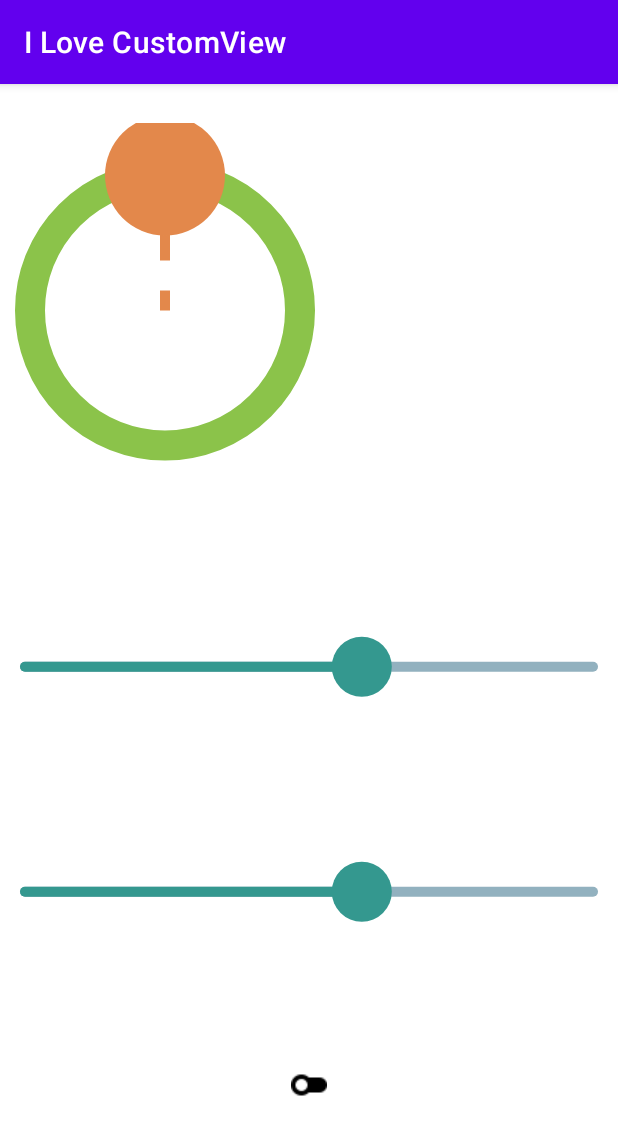
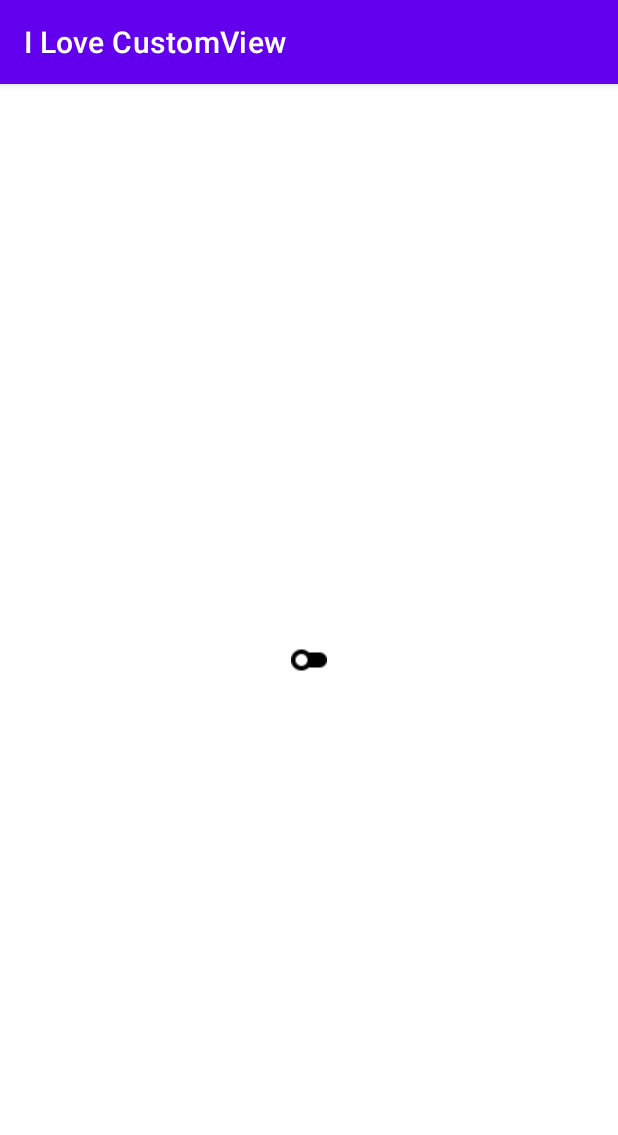
Before and after one commit to nvngoc2409/CustomView, an Android app: the screen it shows after launch (MainActivity before the commit, RefreshLayoutActivity after it), on a phone screen of 412 x 824 dp. Shown: the top 1135 px of the screen. Run offline under Robolectric (Android 15) with nearby library versions, the phone set to English and light mode, and no system bars.

Commit message:
refreshLayout

```diff
--- a/app/src/main/java/com/example/learncustomview/MainActivity.kt
+++ b/app/src/main/java/com/example/learncustomview/MainActivity.kt
@@ -3,6 +3,7 @@ package com.example.learncustomview
 import androidx.appcompat.app.AppCompatActivity
 import android.os.Bundle
 import android.widget.Toast
+import androidx.swiperefreshlayout.widget.SwipeRefreshLayout
 import com.example.learncustomview.custom.SwitchCustom
 
 class MainActivity : AppCompatActivity() {
--- /dev/null
+++ b/app/src/main/java/com/example/learncustomview/RefreshLayoutActivity.kt
@@ -0,0 +1,21 @@
+package com.example.learncustomview
+
+import androidx.appcompat.app.AppCompatActivity
+import android.os.Bundle
+import android.os.Handler
+import android.widget.Toast
+import androidx.swiperefreshlayout.widget.SwipeRefreshLayout
+
+class RefreshLayoutActivity : AppCompatActivity(), SwipeRefreshLayout.OnRefreshListener {
+    private val refreshLayout : SwipeRefreshLayout by lazy { findViewById(R.id.refreshLayout) }
+    override fun onCreate(savedInstanceState: Bundle?) {
+        super.onCreate(savedInstanceState)
+        setContentView(R.layout.activity_refresh_layout)
+        refreshLayout.setOnRefreshListener(this)
+    }
+
+    override fun onRefresh() {
+        Toast.makeText(this, "Refresh", Toast.LENGTH_LONG).show()
+        Handler().postDelayed({refreshLayout.isRefreshing = false}, 3000)
+    }
+}
--- a/app/src/main/java/com/example/learncustomview/custom/ImageSwitch.kt
+++ b/app/src/main/java/com/example/learncustomview/custom/ImageSwitch.kt
@@ -3,10 +3,12 @@ package com.example.learncustomview.custom
 import android.content.Context
 import android.util.AttributeSet
 import androidx.appcompat.widget.AppCompatImageView
+import com.example.learncustomview.R
 
 class ImageSwitch(context: Context, attrs: AttributeSet) : AppCompatImageView(context,attrs) {
 
     init {
+        setImageResource(R.drawable.selector_witch_state)
         setOnClickListener {
             isSelected = !isSelected
         }
--- /dev/null
+++ b/app/src/main/res/layout/activity_refresh_layout.xml
@@ -0,0 +1,43 @@
+<?xml version="1.0" encoding="utf-8"?>
+<androidx.constraintlayout.widget.ConstraintLayout xmlns:android="http://schemas.android.com/apk/res/android"
+    xmlns:app="http://schemas.android.com/apk/res-auto"
+    xmlns:tools="http://schemas.android.com/tools"
+    android:layout_width="match_parent"
+    android:layout_height="match_parent"
+    tools:context=".RefreshLayoutActivity">
+
+    <androidx.swiperefreshlayout.widget.SwipeRefreshLayout
+        android:id="@+id/refreshLayout"
+        android:layout_width="match_parent"
+        android:layout_height="match_parent"
+        app:layout_constraintTop_toTopOf="parent">
+        <androidx.constraintlayout.widget.ConstraintLayout
+            android:layout_width="match_parent"
+            android:layout_height="match_parent">
+
+            <androidx.recyclerview.widget.RecyclerView
+                android:id="@+id/rvTop"
+                android:layout_width="match_parent"
+                android:layout_height="wrap_content"
+                app:layout_constraintTop_toTopOf="parent" />
+
+            <androidx.recyclerview.widget.RecyclerView
+                android:id="@+id/recyclerView"
+                android:layout_width="match_parent"
+                android:layout_height="wrap_content"
+                app:layout_constraintTop_toBottomOf="@+id/rvTop" />
+
+            <com.example.learncustomview.custom.ImageSwitch
+                android:layout_width="wrap_content"
+                android:layout_height="wrap_content"
+                app:layout_constraintBottom_toBottomOf="parent"
+                app:layout_constraintEnd_toEndOf="parent"
+                app:layout_constraintStart_toStartOf="parent"
+                app:layout_constraintTop_toBottomOf="@+id/recyclerView" />
+
+        </androidx.constraintlayout.widget.ConstraintLayout>
+
+
+    </androidx.swiperefreshlayout.widget.SwipeRefreshLayout>
+
+</androidx.constraintlayout.widget.ConstraintLayout>
--- a/build.gradle
+++ b/build.gradle
@@ -5,8 +5,8 @@ buildscript {
         mavenCentral()
     }
     dependencies {
-        classpath "com.android.tools.build:gradle:7.0.3"
-        classpath "org.jetbrains.kotlin:kotlin-gradle-plugin:1.5.20"
+        classpath "com.android.tools.build:gradle:7.0.4"
+        classpath 'org.jetbrains.kotlin:kotlin-gradle-plugin:1.5.30'
 
         // NOTE: Do not place your application dependencies here; they belong
         // in the individual module build.gradle files
```
Also changed, not shown: app/build.gradle (+5 -3 lines), app/src/main/AndroidManifest.xml (+7 -2 lines).
